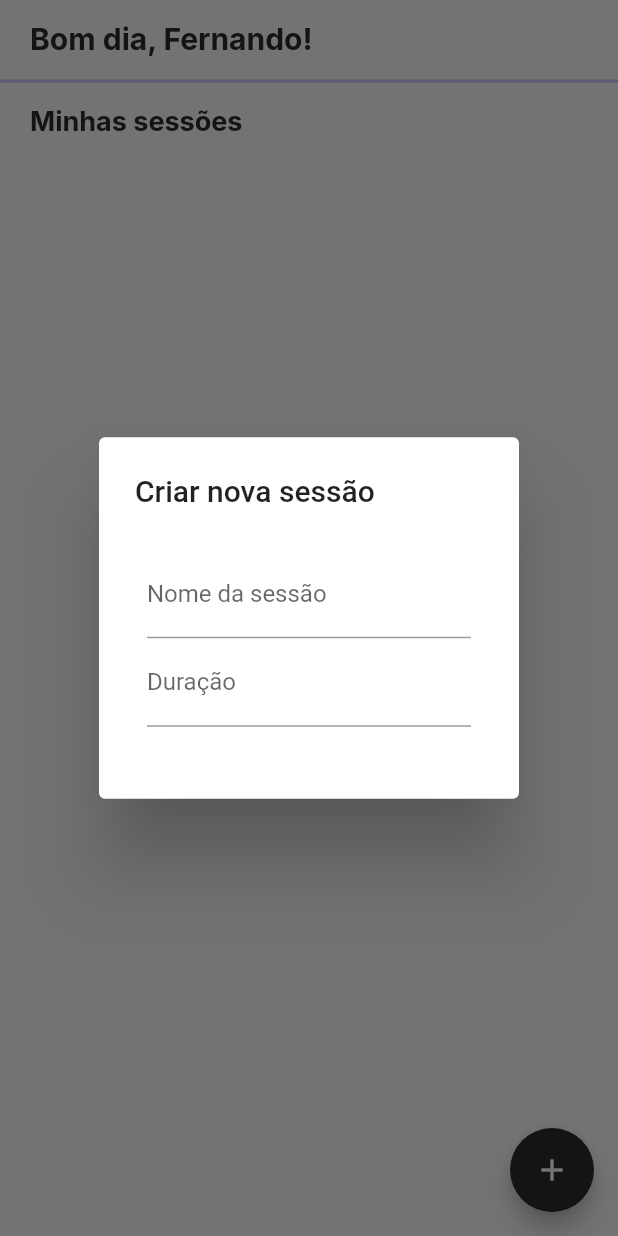
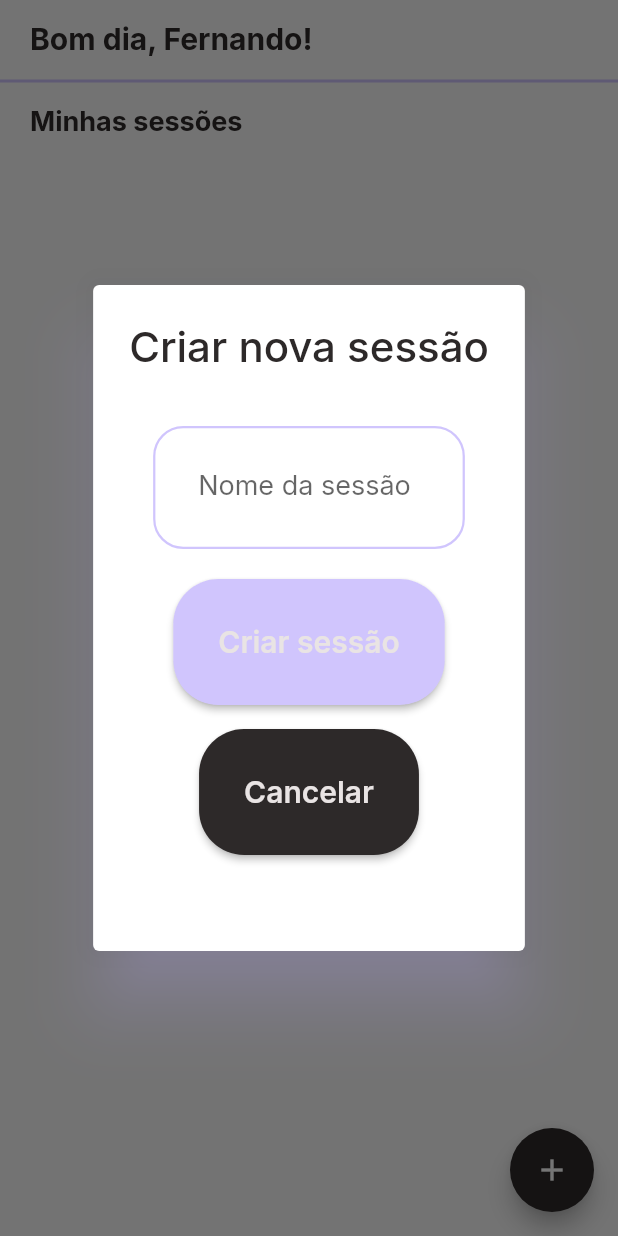
Before and after one commit to FernandoAyach/breathe-app, a Flutter app: the screen it shows after launch, after a tap on the "add" icon, on a phone screen of 412 x 824 dp. Run offline on Flutter 3.47's test engine with Material 2 defaults, Android fonts, the phone set to English and light mode, and no system bars; our stand-ins replace google_fonts, objectbox; generated files the repository leaves out were written again.

Commit message:
[NEW] Starting Dialog Layout

```diff
--- a/lib/feature/home/components/handle_session_dialog/handle_session_dialog.dart
+++ b/lib/feature/home/components/handle_session_dialog/handle_session_dialog.dart
@@ -1,5 +1,11 @@
 import 'package:breathe_app/feature/home/home_view.dart';
+import 'package:breathe_app/support/components/default_text_button.dart';
+import 'package:breathe_app/support/components/default_text_input.dart';
+import 'package:breathe_app/support/style/app_colors.dart';
+import 'package:breathe_app/support/style/app_fonts.dart';
 import 'package:flutter/material.dart';
+
+import '../../../../support/utils/localize.dart';
 
 class HandleSessionDialog extends StatelessWidget {
   final HomeViewModelProtocol viewModel;
@@ -8,29 +14,39 @@ class HandleSessionDialog extends StatelessWidget {
 
   @override
   Widget build(BuildContext context) {
+    final l10n = Localize.instance.l10n;
+
     return AlertDialog(
       scrollable: true,
-    title: const Text('Criar nova sessão'),
+      title: Text(
+        l10n.dialogAddSessionTitle,
+        style: AppFonts.interMedium(28, AppColors.black),
+      ),
       content: Padding(
-      padding: const EdgeInsets.all(8.0),
+        padding: const EdgeInsets.all(16.0),
         child: Form(
           child: Column(
+            crossAxisAlignment: CrossAxisAlignment.center,
+            mainAxisAlignment: MainAxisAlignment.spaceEvenly,
             children: <Widget>[
-            TextFormField(
-              decoration: const InputDecoration(
-                labelText: 'Nome da sessão',
+              DefaultTextInput(hint: l10n.dialogFormSessionNameLabel),
+              DefaultTextButton(
+                backgroundColor: AppColors.pink,
+                textColor: AppColors.white,
+                text: l10n.buttonCreateSessionLabel,
               ),
-            ),
-            TextFormField(
-              decoration: const InputDecoration(
-                labelText: 'Duração',
-              ),
-            ),
+              DefaultTextButton(
+                backgroundColor: AppColors.black,
+                textColor: AppColors.white,
+                text: l10n.buttonCancelLabel,
+              )
             ],
           ),
         ),
       ),
-    actions: [],
+      elevation: 20,
+      shadowColor: AppColors.pink,
+      actions: const [],
     );
   }
 }
--- a/lib/localization/locale_pt.arb
+++ b/lib/localization/locale_pt.arb
@@ -9,5 +9,12 @@
   "databaseInternalError": "Erro interno ao processar dados do banco",
   "databaseGetError":"Erro ao coletar dados do banco",
   "databaseAddError":"Erro ao adicionar dados ao banco",
-  "unknownError": "Erro não identificado"
+  "unknownError": "Erro não identificado",
+
+  "dialogAddSessionTitle": "Criar nova sessão",
+  "dialogFormSessionNameLabel": "Nome da sessão",
+  "dialogFormSessionDurationLabel": "Duração",
+
+  "buttonCreateSessionLabel": "Criar sessão",
+  "buttonCancelLabel": "Cancelar"
 }
--- /dev/null
+++ b/lib/support/components/default_text_button.dart
@@ -0,0 +1,43 @@
+import 'package:flutter/material.dart';
+
+import '../style/app_colors.dart';
+import '../style/app_fonts.dart';
+
+class DefaultTextButton extends StatelessWidget {
+  final Color backgroundColor;
+  final Color textColor;
+  final String text;
+
+  const DefaultTextButton({
+    super.key,
+    required this.backgroundColor,
+    required this.textColor,
+    required this.text
+  });
+
+  @override
+  Widget build(BuildContext context) {
+    return Padding(
+      padding: const EdgeInsets.all(8.0),
+      child: ElevatedButton(
+        onPressed: () {},
+        style: ButtonStyle(
+          backgroundColor: MaterialStateProperty.all(backgroundColor),
+          padding: MaterialStateProperty.all(
+            const EdgeInsets.all(30.0),
+          ),
+          overlayColor: MaterialStateProperty.all(AppColors.pink),
+          shape: MaterialStateProperty.all(
+            RoundedRectangleBorder(
+              borderRadius: BorderRadius.circular(30),
+            ),
+          ),
+        ),
+        child: Text(
+          text,
+          style: AppFonts.interSemiBold(20, textColor),
+        ),
+      ),
+    );
+  }
+}
--- /dev/null
+++ b/lib/support/components/default_text_input.dart
@@ -0,0 +1,29 @@
+import 'package:flutter/material.dart';
+
+import '../style/app_colors.dart';
+import '../style/app_fonts.dart';
+
+class DefaultTextInput extends StatelessWidget {
+  final String? hint;
+  final _textEditingController = TextEditingController();
+
+  DefaultTextInput({super.key, this.hint});
+
+  @override
+  Widget build(BuildContext context) {
+    return Padding(
+      padding: const EdgeInsets.only(bottom: 12.0),
+      child: TextFormField(
+        decoration: InputDecoration(
+          labelText: hint ?? "",
+          contentPadding: const EdgeInsets.all(30.0),
+          enabledBorder: const OutlineInputBorder(
+            borderSide: BorderSide(color: AppColors.pink, width: 1.5),
+            borderRadius: BorderRadius.all(Radius.circular(20.0))),
+        ),
+        controller: _textEditingController,
+        style: AppFonts.interRegular(18, AppColors.black),
+      ),
+    );
+  }
+}
```
Lines whose indentation alone changed are shown as unchanged.
